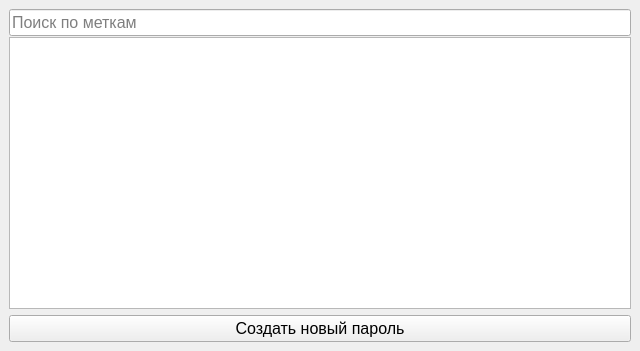
Wolfram3387/PasswordApp, file MainWindow.ui: the form before one commit.
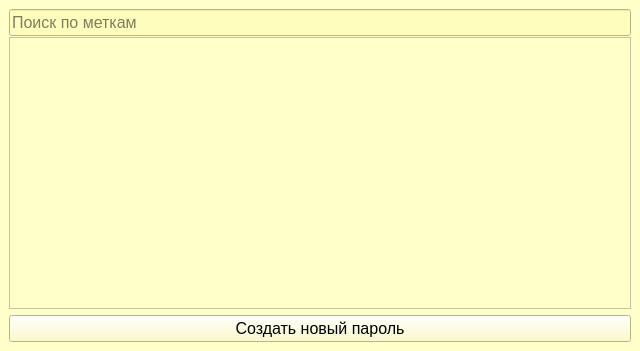
The form after the commit. Icons and pictures are not drawn.

Diff of the .ui file:
```diff
--- a/MainWindow.ui
+++ b/MainWindow.ui
@@ -10,8 +10,33 @@
     <height>351</height>
    </rect>
   </property>
+  <property name="maximumSize">
+   <size>
+    <width>1280</width>
+    <height>1000</height>
+   </size>
+  </property>
+  <property name="font">
+   <font>
+    <pointsize>10</pointsize>
+   </font>
+  </property>
   <property name="windowTitle">
-   <string>MainWindow</string>
+   <string>Хранитель паролей</string>
+  </property>
+  <property name="windowIcon">
+   <iconset>
+    <selectedon>../../Downloads/lock_icon.png</selectedon>
+   </iconset>
+  </property>
+  <property name="styleSheet">
+   <string notr="true">background-color:rgb(255, 255, 201)</string>
+  </property>
+  <property name="iconSize">
+   <size>
+    <width>512</width>
+    <height>512</height>
+   </size>
   </property>
   <widget class="QWidget" name="centralwidget">
    <layout class="QVBoxLayout" name="verticalLayout">
@@ -27,6 +52,10 @@
           <pointsize>12</pointsize>
          </font>
         </property>
+        <property name="styleSheet">
+         <string notr="true">background: rgb(255, 253, 189);
+    color: rgb(0, 0, 0);</string>
+        </property>
         <property name="maxLength">
          <number>100</number>
         </property>
@@ -53,6 +82,10 @@
         <pointsize>12</pointsize>
        </font>
       </property>
+      <property name="styleSheet">
+       <string notr="true">background: rgb(255, 253, 189);
+    color: rgb(0, 0, 0);</string>
+      </property>
       <property name="text">
        <string>Создать новый пароль</string>
       </property>
```
